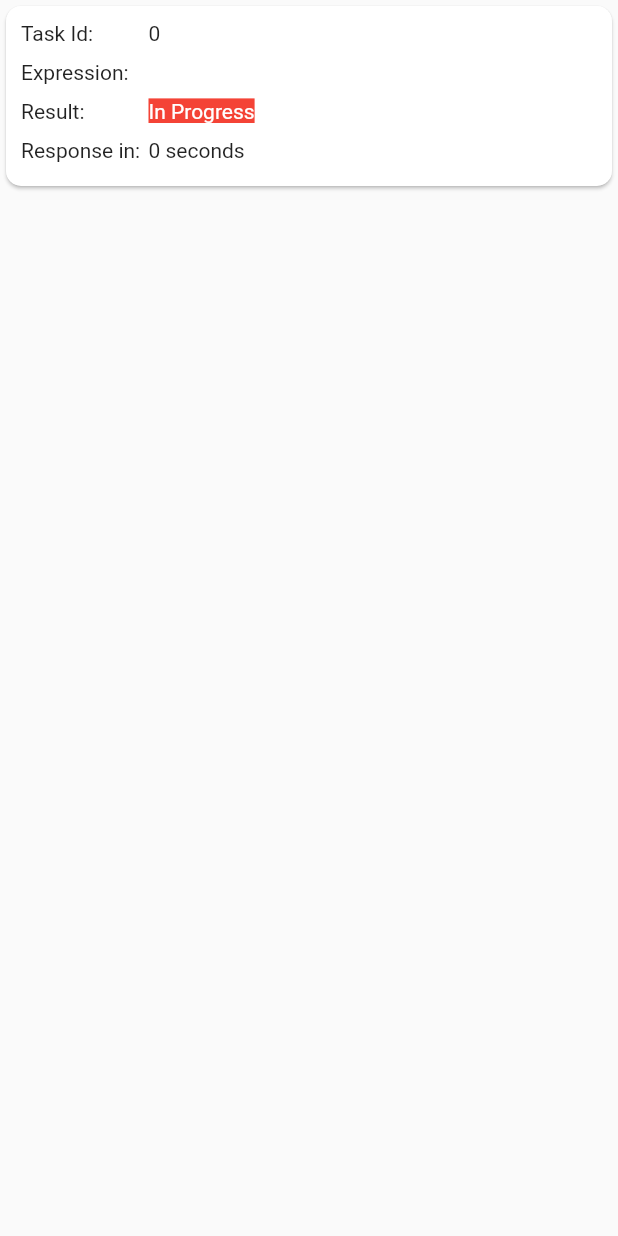
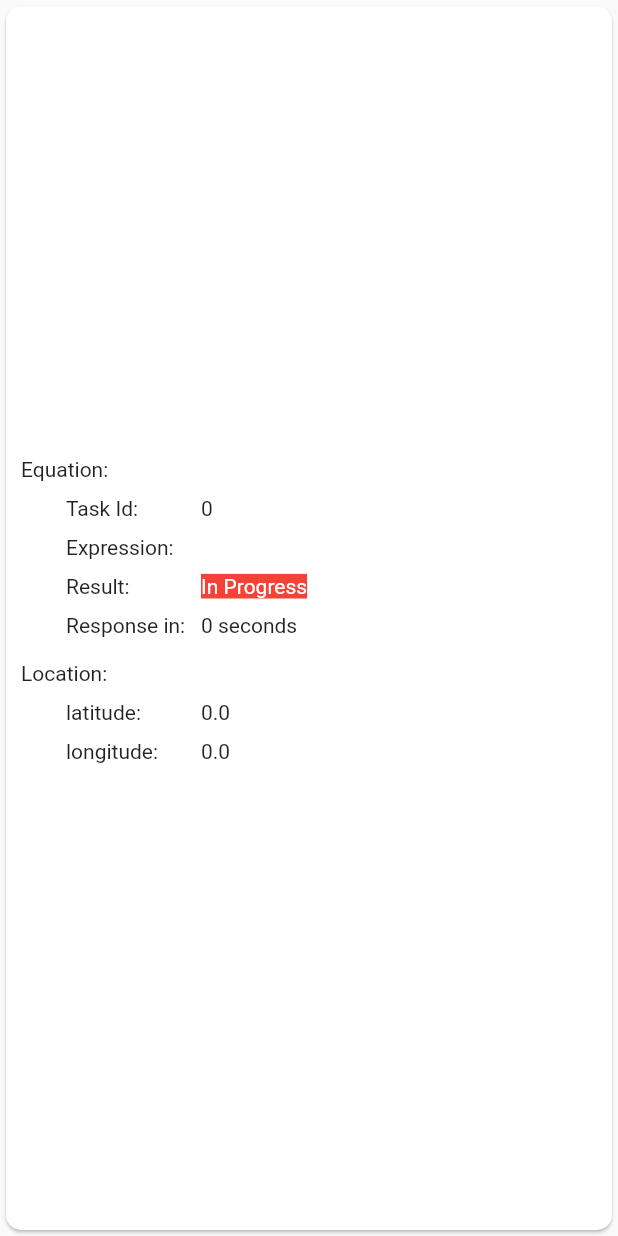
Before and after one commit to whassanin/mathquestion, a Flutter app: the MathDataRowWidget widget shown alone on an empty page, opened directly with empty values, on a phone screen of 412 x 824 dp. Run offline on Flutter 3.47's test engine with Material 2 defaults, Android fonts, the phone set to English and light mode, and no system bars; our stand-ins replace geolocator; generated files the repository leaves out were written again; network calls fail.

Commit message:
Update 13/12/2020

```diff
--- a/mathquestionapp/lib/controller/mathdatamodel.dart
+++ b/mathquestionapp/lib/controller/mathdatamodel.dart
@@ -3,6 +3,7 @@ import 'dart:collection';
 import 'dart:convert';
 import 'dart:isolate';
 
+import 'package:geolocator/geolocator.dart';
 import 'package:mathquestionapp/api/api.dart';
 import 'package:mathquestionapp/main.dart';
 import 'package:mathquestionapp/model/mathdata.dart';
@@ -84,6 +85,8 @@ class MathDataModel extends Model {
     0,
     0,
     false,
+    0,
+    0,
     DateTime.now(),
     DateTime.now(),
   );
@@ -99,9 +102,12 @@ class MathDataModel extends Model {
       0,
       0,
       false,
+      0,
+      0,
       DateTime.now(),
       DateTime.now(),
     );
+    _determinePosition();
   }
 
   void editMathData(MathData editMathData) {
@@ -131,6 +137,24 @@ class MathDataModel extends Model {
 
   double getResult() {
     return _mathData.result;
+  }
+
+  void setLatitude(double val) {
+    _mathData.latitude = val;
+    notifyListeners();
+  }
+
+  double getLatitude() {
+    return _mathData.latitude;
+  }
+
+  void setLongitude(double val) {
+    _mathData.longitude = val;
+    notifyListeners();
+  }
+
+  double getLongitude() {
+    return _mathData.longitude;
   }
 
   void setResponseTime(int val) {
@@ -301,6 +325,40 @@ class MathDataModel extends Model {
     return isCalculated;
   }
 
+  Future<Position> _determinePosition() async {
+    bool serviceEnabled;
+    LocationPermission permission;
+
+    serviceEnabled = await Geolocator.isLocationServiceEnabled();
+    if (!serviceEnabled) {
+      return Future.error('Location services are disabled.');
+    }
+
+    permission = await Geolocator.checkPermission();
+    if (permission == LocationPermission.deniedForever) {
+      return Future.error(
+          'Location permissions are permantly denied, we cannot request permissions.');
+    }
+
+    if (permission == LocationPermission.denied) {
+      permission = await Geolocator.requestPermission();
+      if (permission != LocationPermission.whileInUse &&
+          permission != LocationPermission.always) {
+        return Future.error(
+            'Location permissions are denied (actual value: $permission).');
+      }
+    }
+
+    Position position = await Geolocator.getCurrentPosition();
+
+    _mathData.latitude = position.latitude;
+    _mathData.longitude =position.longitude;
+
+    print(_mathData.toJson().toString());
+
+    return position;
+  }
+
   Future<List<MathData>> readAll() async {
     _isLoading = true;
     notifyListeners();
--- a/mathquestionapp/lib/model/mathdata.dart
+++ b/mathquestionapp/lib/model/mathdata.dart
@@ -11,13 +11,15 @@ class MathData{
   double result;
   int responseTime;
   bool isCalculated;
+  double latitude;
+  double longitude;
   DateTime createdDate;
   DateTime changedDate;
 
   @JsonKey(ignore: true)
   String error;
 
-  MathData(this.id,this.expression,this.result,this.responseTime,this.isCalculated,this.createdDate,this.changedDate);
+  MathData(this.id,this.expression,this.result,this.responseTime,this.isCalculated,this.latitude,this.longitude,this.createdDate,this.changedDate);
 
   factory MathData.fromJson(Map<String, dynamic> json) => _$MathDataFromJson(json);
 
--- a/mathquestionapp/lib/widget/mathdatarowwidget.dart
+++ b/mathquestionapp/lib/widget/mathdatarowwidget.dart
@@ -22,7 +22,7 @@ class _MathDataRowWidgetState extends State<MathDataRowWidget> {
     Widget resultText =
         (widget.mathData.isCalculated ? resultWidget : progressWidget);
 
-    Widget valueColumn = Container(
+    Widget equationValueColumn = Container(
       child: Column(
         mainAxisAlignment: MainAxisAlignment.start,
         crossAxisAlignment: CrossAxisAlignment.start,
@@ -44,8 +44,22 @@ class _MathDataRowWidgetState extends State<MathDataRowWidget> {
       ),
     );
 
-    Widget titleColumn = Container(
-      width: 85,
+    Widget locationValueColumn = Container(
+      child: Column(
+        mainAxisAlignment: MainAxisAlignment.start,
+        crossAxisAlignment: CrossAxisAlignment.start,
+        children: [
+          Text(widget.mathData.latitude.toString()),
+          SizedBox(
+            height: 10,
+          ),
+          Text(widget.mathData.longitude.toString()),
+        ],
+      ),
+    );
+
+    Widget equationColumn = Container(
+      width: 90,
       child: Column(
         mainAxisAlignment: MainAxisAlignment.start,
         crossAxisAlignment: CrossAxisAlignment.start,
@@ -67,14 +81,61 @@ class _MathDataRowWidgetState extends State<MathDataRowWidget> {
       ),
     );
 
+    Widget locationColumn = Container(
+      width: 90,
+      child: Column(
+        mainAxisAlignment: MainAxisAlignment.start,
+        crossAxisAlignment: CrossAxisAlignment.start,
+        children: [
+          Text('latitude: '),
+          SizedBox(
+            height: 10,
+          ),
+          Text('longitude: '),
+          SizedBox(
+            height: 10,
+          ),
+        ],
+      ),
+    );
+
     Widget mathDataRowContainer = Container(
       height: 100,
       child: Row(
         mainAxisAlignment: MainAxisAlignment.start,
         crossAxisAlignment: CrossAxisAlignment.start,
         children: [
-          titleColumn,
-          Expanded(child: valueColumn),
+          SizedBox(width: 30,),
+          equationColumn,
+          Expanded(child: equationValueColumn),
+        ],
+      ),
+    );
+
+    Widget mathDataLocationRowContainer = Container(
+      child: Row(
+        mainAxisAlignment: MainAxisAlignment.start,
+        crossAxisAlignment: CrossAxisAlignment.start,
+        children: [
+          SizedBox(width: 30,),
+          locationColumn,
+          Expanded(child: locationValueColumn),
+        ],
+      ),
+    );
+
+    Widget mathDataColumnContainer = Container(
+      child: Column(
+        crossAxisAlignment: CrossAxisAlignment.start,
+        mainAxisAlignment: MainAxisAlignment.center,
+        children: [
+          Text('Equation:'),
+          SizedBox(height: 10,),
+          mathDataRowContainer,
+          SizedBox(height: 10,),
+          Text('Location:'),
+          SizedBox(height: 10,),
+          mathDataLocationRowContainer
         ],
       ),
     );
@@ -89,7 +150,7 @@ class _MathDataRowWidgetState extends State<MathDataRowWidget> {
       ),
       child: Padding(
         padding: const EdgeInsets.all(10.0),
-        child: mathDataRowContainer,
+        child: mathDataColumnContainer,
       ),
     );
 
```
Also changed, not shown: mathquestionapp/lib/main.dart (+0 -34 lines), mathquestionapp/lib/widget/mathdataformwidget.dart (+31 -1 lines), mathquestionapp/lib/model/mathdata.g.dart, 7 other files.
